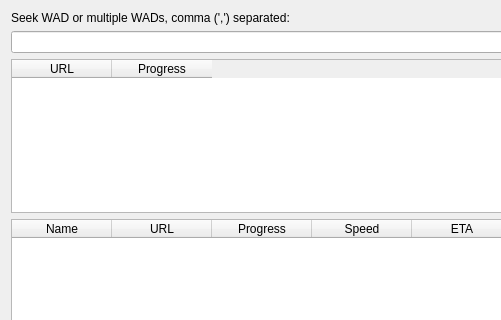
The window that src/core/gui/wadseekerinterface.ui (Destroyerrrocket/doomseeker-unofficial) describes before a commit, drawn with Qt 5; both pictures show x 0 to 501 and y 0 to 320 of the 800 by 600 pixel window.
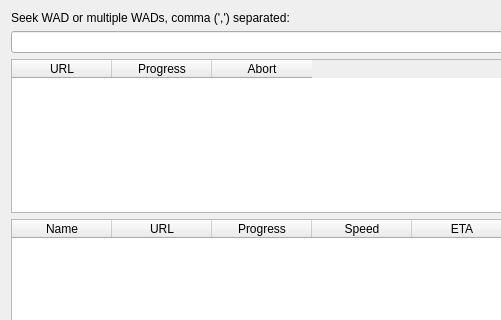
The same window after the commit. Icons and pictures are not drawn. Custom widgets are drawn as their Qt base class.

Commit message: - Allow aborting sites and services queries in Wadseeker dialog box. - Show in Wadseeker's dialog box that WAD archive services (idgames, WadArchive) are being queried by Wadseeker.

Diff of the .ui file:
```diff
--- a/src/core/gui/wadseekerinterface.ui
+++ b/src/core/gui/wadseekerinterface.ui
@@ -54,6 +54,11 @@
          <string>Progress</string>
         </property>
        </column>
+       <column>
+        <property name="text">
+         <string>Abort</string>
+        </property>
+       </column>
       </widget>
      </item>
      <item>
```
Left out of the diff: 40 changed lines with no effect on the pictures. The commit also changes 6 other files.
